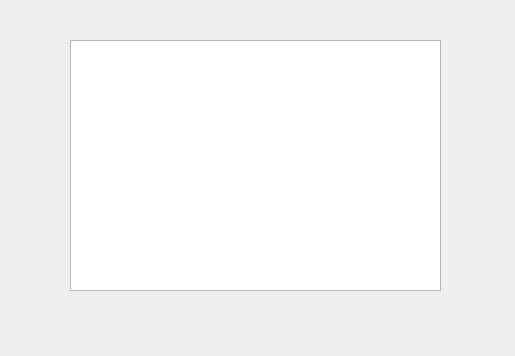
The window that Codificacion/MenuCompra.ui (AmazingJuan/Proyecto-Final) describes before a commit, drawn with Qt 5.
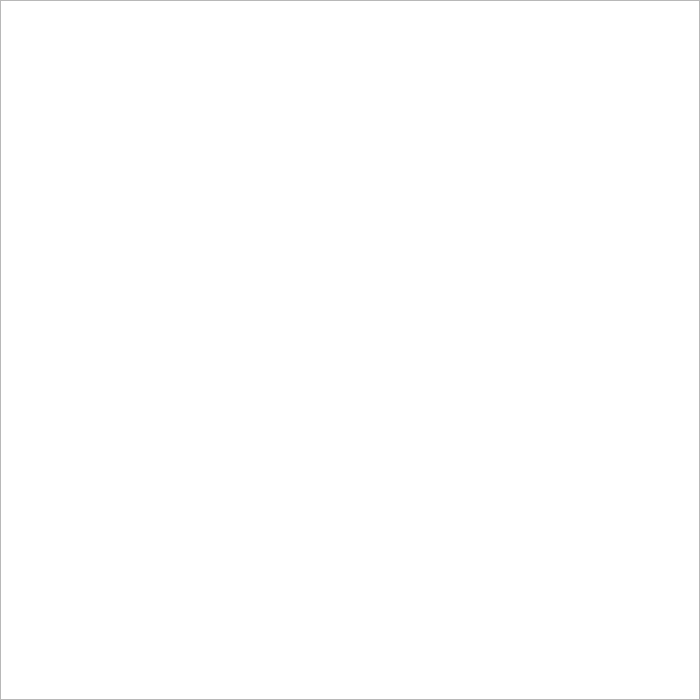
The same window after the commit.

Diff of the .ui file:
```diff
--- a/Codificacion/MenuCompra.ui
+++ b/Codificacion/MenuCompra.ui
@@ -6,8 +6,8 @@
    <rect>
     <x>0</x>
     <y>0</y>
-    <width>515</width>
-    <height>356</height>
+    <width>700</width>
+    <height>700</height>
    </rect>
   </property>
   <property name="windowTitle">
@@ -16,10 +16,10 @@
   <widget class="QGraphicsView" name="graphicsView">
    <property name="geometry">
     <rect>
-     <x>70</x>
-     <y>40</y>
-     <width>371</width>
-     <height>251</height>
+     <x>0</x>
+     <y>0</y>
+     <width>700</width>
+     <height>700</height>
     </rect>
    </property>
   </widget>
```
